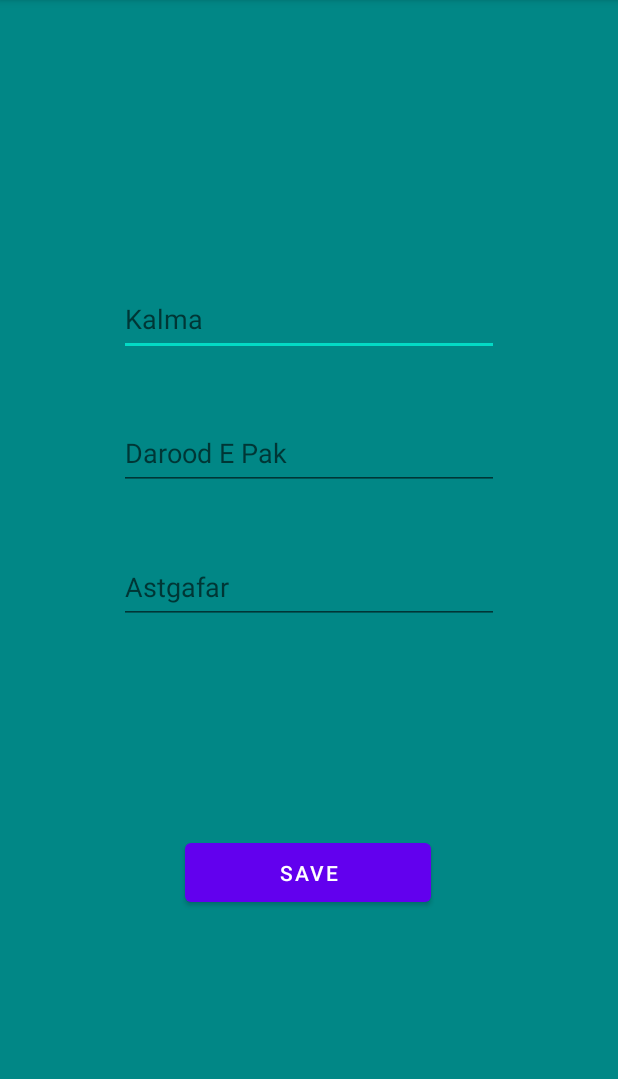
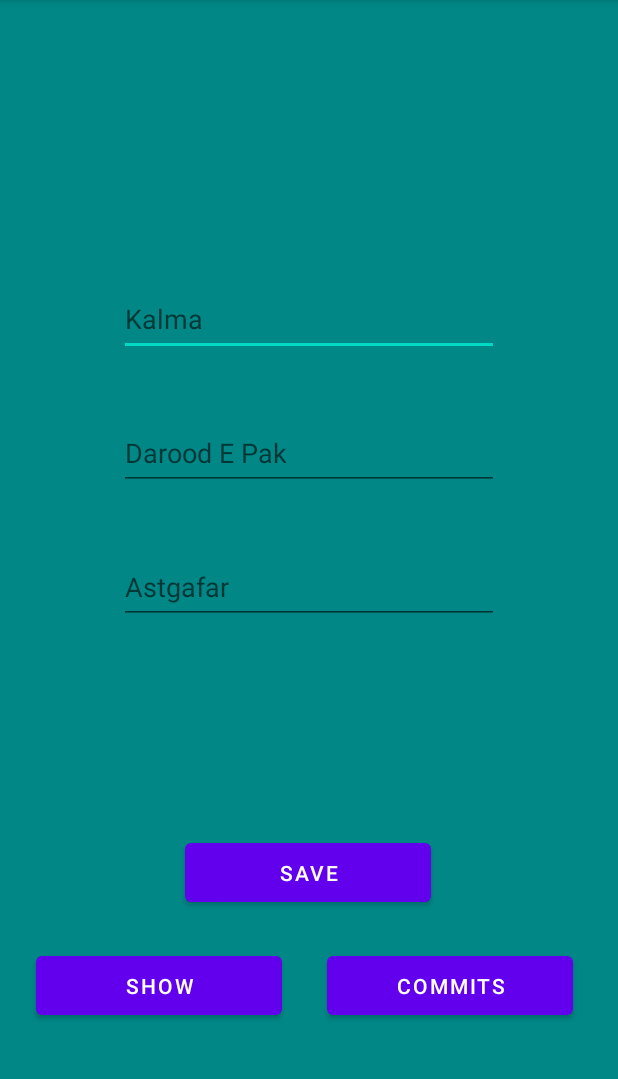
Before and after one commit to komalafzaal123/TasbeehCounter, an Android app: the screen it shows after launch (MainActivity), after a tap on "SAVE", on a phone screen of 412 x 824 dp, the part 84-1163 px from its top. Run offline under Robolectric (Android 15) with nearby library versions, the phone set to English and light mode, and no system bars; 2 statements that could not run were skipped.

Commit message:
insert done and display

```diff
--- a/app/src/main/java/com/example/tasbeehcounter/MainActivity.java
+++ b/app/src/main/java/com/example/tasbeehcounter/MainActivity.java
@@ -3,6 +3,8 @@ package com.example.tasbeehcounter;
 import androidx.appcompat.app.AppCompatActivity;
 
 import android.annotation.SuppressLint;
+import android.content.Intent;
+import android.net.Uri;
 import android.os.Bundle;
 import android.view.View;
 import android.widget.Button;
@@ -14,7 +16,7 @@ import java.util.Date;
 public class MainActivity extends AppCompatActivity {
 
     EditText kalmaInput, daroodInput, astagfarInput;
-    Button btnSave;
+    Button btnSave, btnCommit,btnShow;
     DbHelper db;
 
     @SuppressLint("MissingInflatedId")
@@ -36,17 +38,42 @@ public class MainActivity extends AppCompatActivity {
                 String kalma = kalmaInput.getText().toString();
                 String darood = daroodInput.getText().toString();
                 String astagfar = astagfarInput.getText().toString();
-                Date date= new Date();
-                Boolean recited = true;
-                Counter c = new Counter(kalma, darood, astagfar,recited, date);
-                db.saveData(c);
-
+                String date = String.valueOf(new Date());
                 if (kalma.isEmpty() || darood.isEmpty() || astagfar.isEmpty()) {
                     Toast.makeText(MainActivity.this, "Please enter 0 for null", Toast.LENGTH_SHORT).show();
                     return;
                 }
 
+                boolean recited;
+                if (kalma == "0" && astagfar == "0" && darood == "0") {
+                    recited = false;
 
+                } else {
+                    recited = true;
+                }
+                Counter c = new Counter(kalma, darood, astagfar, recited, date);
+                db.saveData(c);
+            }
+        });
+        btnCommit = findViewById(R.id.btn_commit);
+        btnCommit.setOnClickListener(new View.OnClickListener() {
+            @Override
+            public void onClick(View view) {
+                goToUrl("https://github.com/komalafzaal123/QuizApp/commits/main");
+            }
+
+            private void goToUrl(String url) {
+                Uri uriUrl = Uri.parse(url);
+                Intent launchBrowser = new Intent(Intent.ACTION_VIEW, uriUrl);
+                startActivity(launchBrowser);
+            }
+        });
+
+        btnSave.setOnClickListener(new View.OnClickListener() {
+            @Override
+            public void onClick(View v) {
+                Intent intent = new Intent(this, show.class);
+                startActivity(intent);
             }
         });
     }
--- a/app/src/main/res/layout/activity_main.xml
+++ b/app/src/main/res/layout/activity_main.xml
@@ -11,6 +11,7 @@
 
     <EditText
         android:id="@+id/Kalma"
+        android:inputType="number"
         android:layout_width="253dp"
         android:layout_height="49dp"
         android:layout_marginTop="188dp"
@@ -24,6 +25,7 @@
 
     <EditText
         android:id="@+id/Darood"
+        android:inputType="number"
         android:layout_width="253dp"
         android:layout_height="49dp"
         android:layout_marginTop="40dp"
@@ -38,6 +40,7 @@
     <EditText
         android:id="@+id/Astgafar"
         android:layout_width="253dp"
+        android:inputType="number"
         android:layout_height="49dp"
         android:layout_marginTop="40dp"
         android:hint="Astgafar"
@@ -54,12 +57,30 @@
         android:layout_height="51dp"
         android:layout_marginTop="140dp"
         android:text="Save"
-        app:layout_constraintBottom_toBottomOf="parent"
+        app:layout_constraintBottom_toTopOf="@+id/btn_show"
         app:layout_constraintEnd_toEndOf="parent"
         app:layout_constraintHorizontal_bias="0.497"
         app:layout_constraintStart_toStartOf="parent"
         app:layout_constraintTop_toBottomOf="@+id/Astgafar"
         app:layout_constraintVertical_bias="0.0" />
 
+    <Button
+        android:id="@+id/btn_show"
+        android:layout_width="164dp"
+        android:layout_height="51dp"
+        android:layout_marginStart="24dp"
+        android:layout_marginTop="24dp"
+        android:text="Show"
+        app:layout_constraintStart_toStartOf="parent"
+        app:layout_constraintTop_toBottomOf="@+id/btn_save" />
 
+    <Button
+        android:id="@+id/btn_commit"
+        android:layout_width="164dp"
+        android:layout_height="51dp"
+        android:layout_marginTop="24dp"
+        android:text="Commits"
+        app:layout_constraintEnd_toEndOf="parent"
+        app:layout_constraintStart_toEndOf="@+id/btn_show"
+        app:layout_constraintTop_toBottomOf="@+id/btn_save" />
 </androidx.constraintlayout.widget.ConstraintLayout>
```
Also changed, not shown: app/src/main/AndroidManifest.xml (+7 -0 lines), app/src/main/java/com/example/tasbeehcounter/Counter.java (+8 -1 lines), app/src/main/java/com/example/tasbeehcounter/DbHelper.java (+28 -4 lines), app/src/main/java/com/example/tasbeehcounter/show.java (added, +14 -0 lines), app/src/main/res/layout/activity_show.xml (added, +9 -0 lines).
